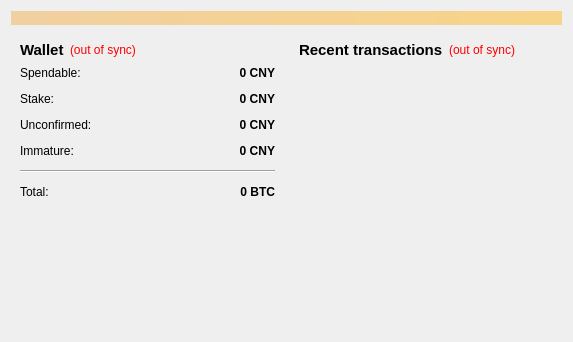
Before: the Qt Designer form src/qt/forms/overviewpage.ui in biz2013/AXFunds, drawn with Qt 5.
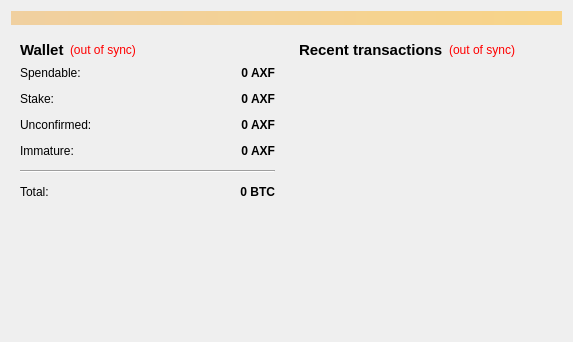
After: the same form once the commit is applied.

Diff of the .ui file:
```diff
--- a/src/qt/forms/overviewpage.ui
+++ b/src/qt/forms/overviewpage.ui
@@ -118,7 +118,7 @@
                <string>Your current spendable balance</string>
               </property>
               <property name="text">
-               <string notr="true">0 CNY</string>
+               <string notr="true">0 AXF</string>
               </property>
               <property name="alignment">
                <set>Qt::AlignRight|Qt::AlignTrailing|Qt::AlignVCenter</set>
@@ -150,7 +150,7 @@
                <string>Total of coins that was staked, and do not yet count toward the current balance</string>
               </property>
               <property name="text">
-               <string notr="true">0 CNY</string>
+               <string notr="true">0 AXF</string>
               </property>
               <property name="alignment">
                <set>Qt::AlignRight|Qt::AlignTrailing|Qt::AlignVCenter</set>
@@ -182,7 +182,7 @@
                <string>Total of transactions that have yet to be confirmed, and do not yet count toward the current balance</string>
               </property>
               <property name="text">
-               <string notr="true">0 CNY</string>
+               <string notr="true">0 AXF</string>
               </property>
               <property name="alignment">
                <set>Qt::AlignRight|Qt::AlignTrailing|Qt::AlignVCenter</set>
@@ -211,7 +211,7 @@
                <string>Mined balance that has not yet matured</string>
               </property>
               <property name="text">
-               <string notr="true">0 CNY</string>
+               <string notr="true">0 AXF</string>
               </property>
               <property name="alignment">
                <set>Qt::AlignRight|Qt::AlignTrailing|Qt::AlignVCenter</set>
```
Left out of the diff: 4 changed lines with no effect on the pictures.
